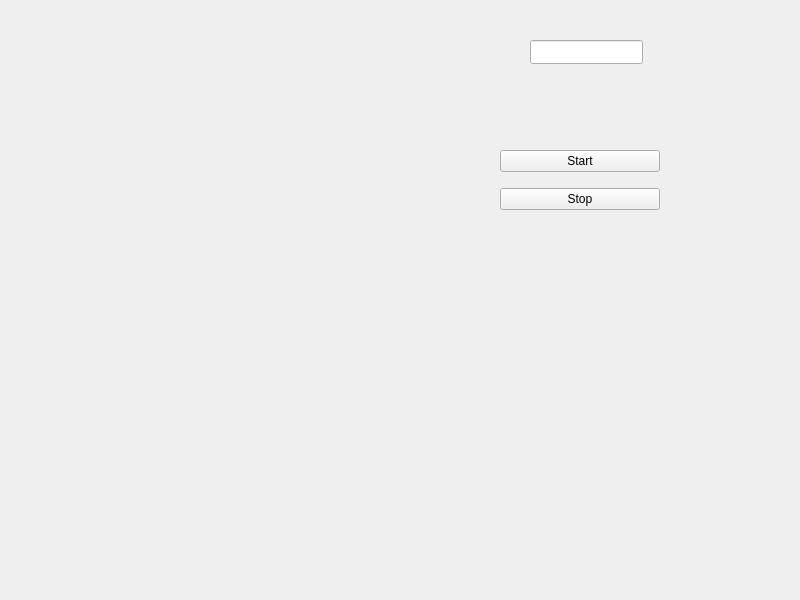
PhilippFalchuk/QTVideoSpeedProcessor, file FirstTry/newplayer.ui: the form before one commit.
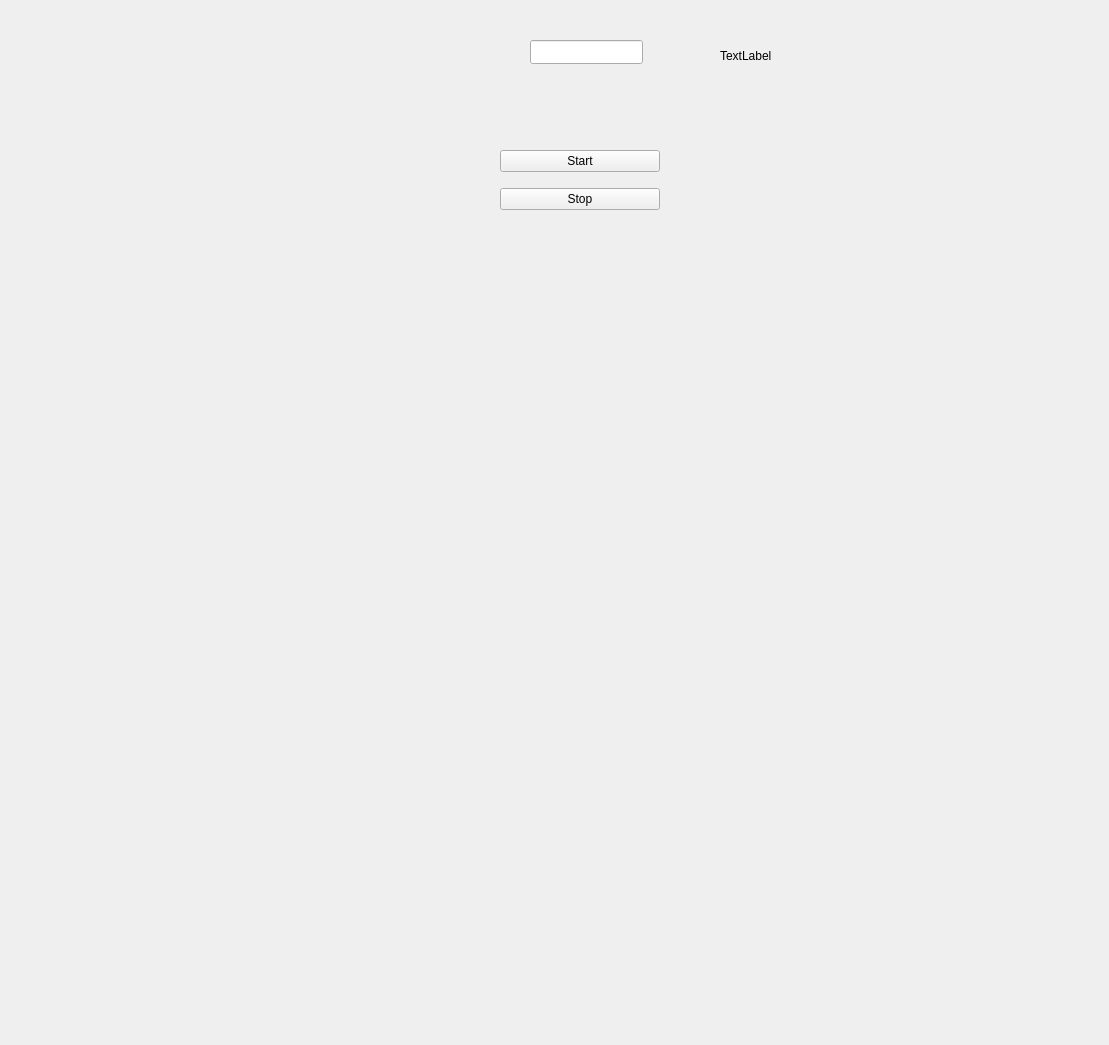
The form after the commit.

Diff of the .ui file:
```diff
--- a/FirstTry/newplayer.ui
+++ b/FirstTry/newplayer.ui
@@ -6,8 +6,8 @@
    <rect>
     <x>0</x>
     <y>0</y>
-    <width>800</width>
-    <height>600</height>
+    <width>1109</width>
+    <height>1045</height>
    </rect>
   </property>
   <property name="windowTitle">
@@ -52,14 +52,27 @@
   <widget class="QWidget" name="gridLayoutWidget">
    <property name="geometry">
     <rect>
-     <x>60</x>
-     <y>280</y>
-     <width>541</width>
-     <height>271</height>
+     <x>50</x>
+     <y>240</y>
+     <width>721</width>
+     <height>771</height>
     </rect>
    </property>
    <layout class="QGridLayout" name="gridLayout"/>
   </widget>
+  <widget class="QLabel" name="label">
+   <property name="geometry">
+    <rect>
+     <x>720</x>
+     <y>40</y>
+     <width>81</width>
+     <height>31</height>
+    </rect>
+   </property>
+   <property name="text">
+    <string>TextLabel</string>
+   </property>
+  </widget>
  </widget>
  <resources/>
  <connections/>
```
